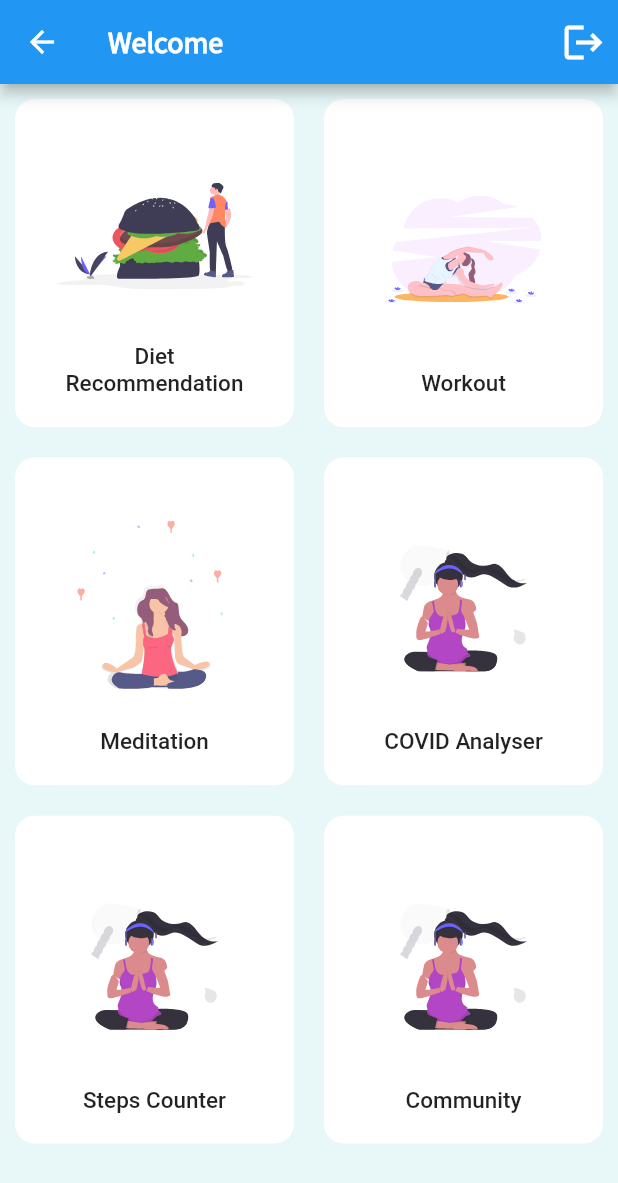
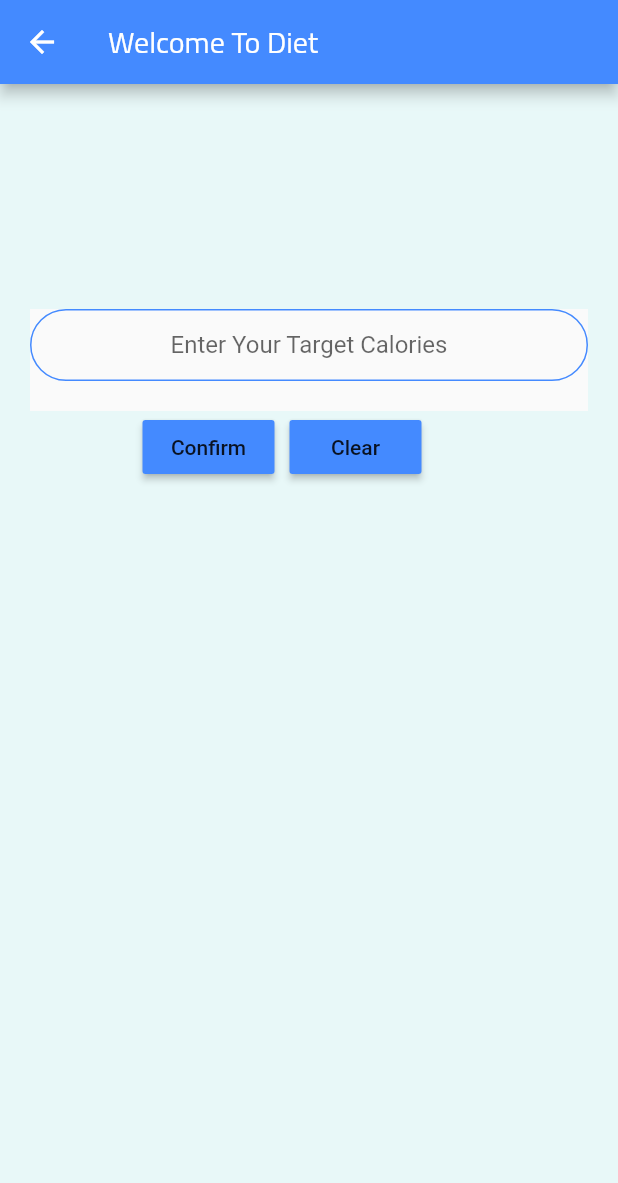
Before and after one commit to JyotirmayaV/health_plus, a Flutter app: the HomeScreen screen opened by its route, after a tap on "Diet Recommendation", on a phone screen of 412 x 824 dp. Shown: the top 1183 px of the screen. Run offline on Flutter 3.47's test engine with Material 2 defaults, Android fonts, the phone set to English and light mode, and no system bars; our stand-ins replace animated_text_kit, cloud_firestore, firebase_auth, firebase_core, flutter_svg, fluttertoast and 7 more; accounts and stored records are empty; statements that could not run were skipped.

Commit message:
Updated Calorie module

```diff
--- a/lib/screens/home_screen.dart
+++ b/lib/screens/home_screen.dart
@@ -161,7 +161,9 @@ class _HomeScreenState extends State<HomeScreen> {
                         CategoryCard(
                           title: "Diet Recommendation",
                           svgSrc: "assets/icons/Hamburger.svg",
-                          press: () {},
+                          press: () {
+                            Navigator.pushNamed(context, 'welcome_diet');
+                          },
                         ),
                         CategoryCard(
                           title: "Workout",
--- /dev/null
+++ b/lib/screens/welcome_diet.dart
@@ -0,0 +1,98 @@
+import 'package:Health_Plus/screens/diet_page.dart';
+import 'package:flutter/material.dart';
+
+class welcome_diet extends StatefulWidget {
+  //const welcome_diet({Key? key}) : super(key: key);
+
+  @override
+  _welcome_dietState createState() => _welcome_dietState();
+}
+
+TextEditingController textFieldController = TextEditingController();
+
+class _welcome_dietState extends State<welcome_diet> {
+  static const String id = "welcome_diet";
+
+  @override
+  Widget build(BuildContext context) {
+    const kTextFieldDecoration = InputDecoration(
+      hintText: 'Enter the value',
+      contentPadding: EdgeInsets.symmetric(vertical: 10.0, horizontal: 20.0),
+      border: OutlineInputBorder(
+        borderRadius: BorderRadius.all(Radius.circular(32.0)),
+      ),
+      enabledBorder: OutlineInputBorder(
+        borderSide: BorderSide(color: Colors.blueAccent, width: 1.0),
+        borderRadius: BorderRadius.all(Radius.circular(32.0)),
+      ),
+      focusedBorder: OutlineInputBorder(
+        borderSide: BorderSide(color: Colors.blueAccent, width: 2.0),
+        borderRadius: BorderRadius.all(Radius.circular(32.0)),
+      ),
+    );
+
+    return Scaffold(
+      appBar: AppBar(
+        title: Text("Welcome To Diet"),
+        backgroundColor: Colors.blueAccent,
+      ),
+      body: Padding(
+        padding: const EdgeInsets.fromLTRB(20, 150, 20, 20),
+        child: Column(
+          crossAxisAlignment: CrossAxisAlignment.stretch,
+          children: [
+            Material(
+              child: Container(
+                margin: EdgeInsets.only(bottom: 20),
+                child: TextField(
+                  textAlign: TextAlign.center,
+                  keyboardType: TextInputType.number,
+                  controller: textFieldController,
+                  decoration: kTextFieldDecoration.copyWith(
+                      hintText: 'Enter Your Target Calories'),
+                ),
+              ),
+            ),
+            Padding(
+              padding: const EdgeInsets.only(left: 75),
+              child: Row(
+                children: [
+                  MaterialButton(
+                    onPressed: () {
+                      String textToSend = textFieldController.text;
+
+                      textFieldController.clear();
+                      Navigator.push(
+                        context,
+                        MaterialPageRoute(
+                          builder: (context) => myapp(
+                            calorie_txt: textToSend,
+                          ),
+                          settings: RouteSettings(
+                            arguments: textToSend,
+                          ),
+                        ),
+                      );
+                    },
+                    child: Text('Confirm'),
+                    color: Colors.blueAccent,
+                  ),
+                  SizedBox(
+                    width: 10,
+                  ),
+                  MaterialButton(
+                    onPressed: () {
+                      textFieldController.clear();
+                    },
+                    child: Text('Clear'),
+                    color: Colors.blueAccent,
+                  ),
+                ],
+              ),
+            ),
+          ],
+        ),
+      ),
+    );
+  }
+}
```
Also changed, not shown: lib/main.dart (+9 -0 lines), lib/screens/diet_page.dart (added, +295 -0 lines), lib/screens/result_page_2.dart (added, +134 -0 lines).
